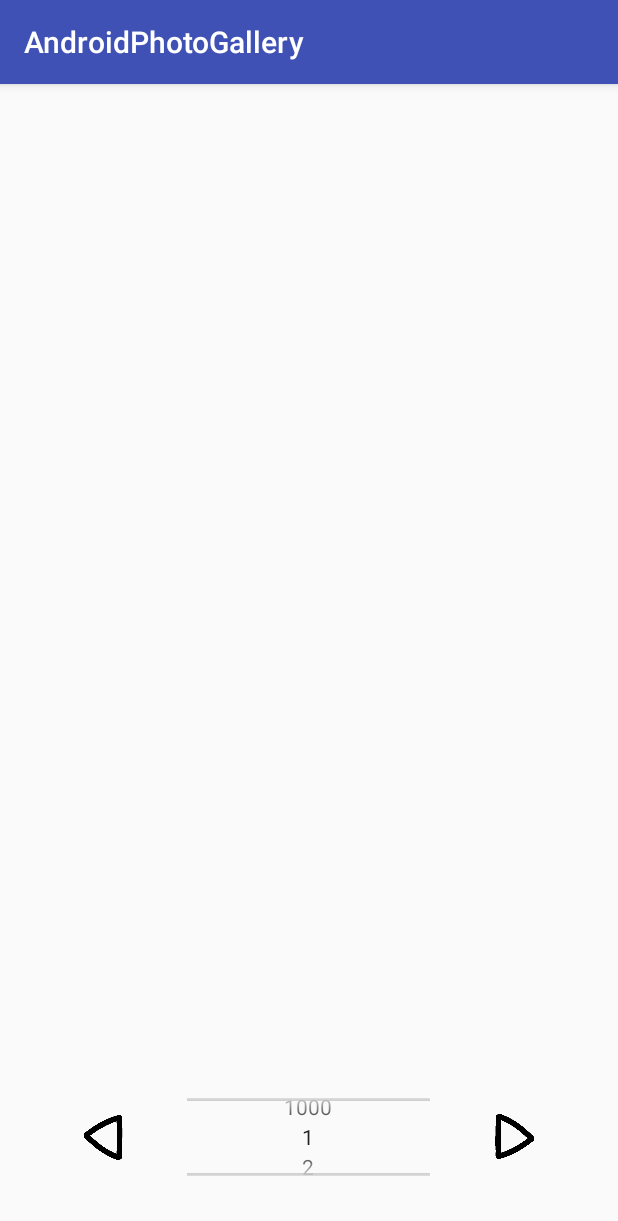
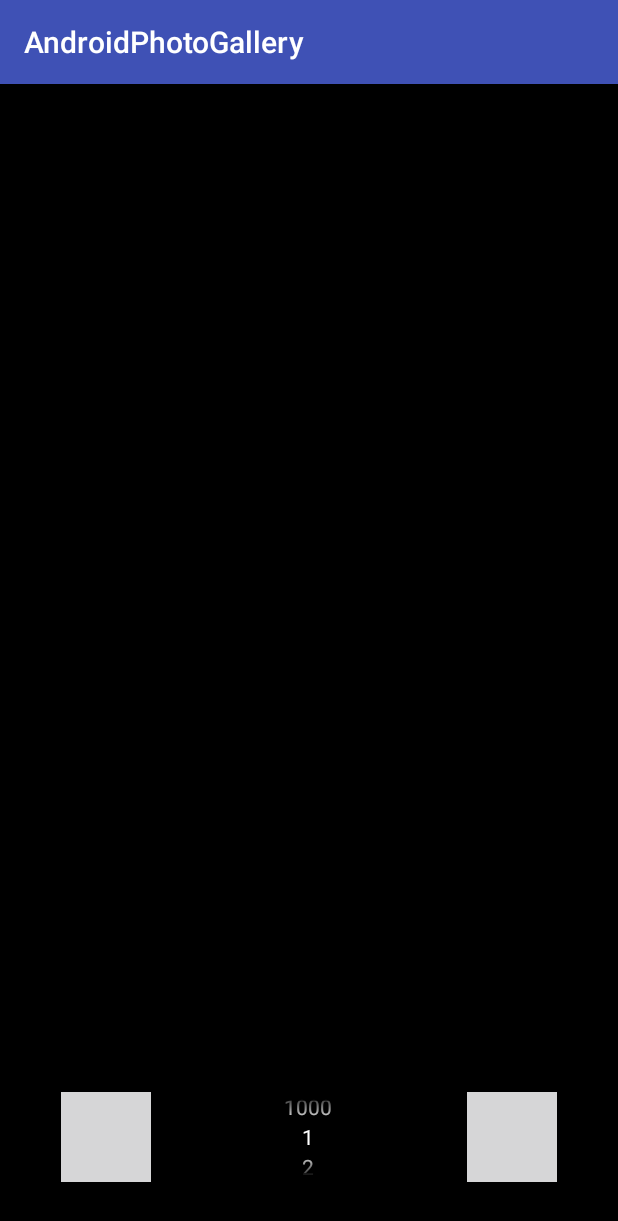
Before and after one commit to VladNamik/AndroidPhotoGallery, an Android app: the screen it shows after launch (MainActivity), on a phone screen of 412 x 824 dp. Shown: the top 1221 px of the screen. Run offline under Robolectric (Android 15) with nearby library versions, the phone set to English and light mode, and no system bars; our stand-ins replace Picasso; pictures from the network do not load; 1 statement that could not run was skipped.

Commit message:
Some style changes

```diff
--- a/app/src/main/java/com/vladnamik/developer/androidphotogallery/activities/MainActivity.java
+++ b/app/src/main/java/com/vladnamik/developer/androidphotogallery/activities/MainActivity.java
@@ -1,20 +1,24 @@
 package com.vladnamik.developer.androidphotogallery.activities;
 
 import android.content.Context;
+import android.graphics.Paint;
+import android.os.Bundle;
+import android.support.v4.content.ContextCompat;
 import android.support.v7.app.AppCompatActivity;
-import android.os.Bundle;
 import android.util.Log;
 import android.view.View;
+import android.widget.EditText;
 import android.widget.GridView;
 import android.widget.NumberPicker;
 import android.widget.Toast;
 
 import com.vladnamik.developer.androidphotogallery.R;
 import com.vladnamik.developer.androidphotogallery.adapters.ImageViewsListAdapter;
+import com.vladnamik.developer.androidphotogallery.api.ImageAPI;
 import com.vladnamik.developer.androidphotogallery.api.entities.Page;
-import com.vladnamik.developer.androidphotogallery.api.ImageAPI;
 import com.vladnamik.developer.androidphotogallery.api.entities.Photo;
 
+import java.lang.reflect.Field;
 import java.util.ArrayList;
 import java.util.List;
 
@@ -26,17 +30,14 @@ import retrofit2.converter.gson.GsonConverterFactory;
 
 public class MainActivity extends AppCompatActivity {
     private static final String MAIN_ACTIVITY_LOG_TAG = "MainActivity";
-
-    private NumberPicker pageNumberPicker;
     private final int pageMinValue = 1;
     private final int pageMaxValue = 1000;
-
+    private final List<Photo> photos = new ArrayList<>();
+    private NumberPicker pageNumberPicker;
     private int currentPageValue;
-
     private ImageAPI service;
     private PageCallBack pageCallBack;
     private ImageViewsListAdapter adapterForImages;
-    private final List<Photo> photos = new ArrayList<>();
 
     @Override
     protected void onCreate(Bundle savedInstanceState) {
@@ -62,6 +63,7 @@ public class MainActivity extends AppCompatActivity {
         pageNumberPicker.setMinValue(pageMinValue);
         pageNumberPicker.setMaxValue(pageMaxValue);
         pageNumberPicker.setValue(currentPageValue);
+        setNumberPickerTextColor(pageNumberPicker, ContextCompat.getColor(this, R.color.mainTextColor));
 
         pageNumberPicker.setOnScrollListener(new NumberPicker.OnScrollListener() {
             @Override
@@ -72,6 +74,27 @@ public class MainActivity extends AppCompatActivity {
                 }
             }
         });
+    }
+
+    //Set text color in NumberPicker object
+    private void setNumberPickerTextColor(NumberPicker numberPicker, int color) {
+        final int count = numberPicker.getChildCount();
+        for (int i = 0; i < count; i++) {
+            View child = numberPicker.getChildAt(i);
+            if (child instanceof EditText) {
+                try {
+                    Field selectorWheelPaintField = numberPicker.getClass()
+                            .getDeclaredField("mSelectorWheelPaint");
+                    selectorWheelPaintField.setAccessible(true);
+                    ((Paint) selectorWheelPaintField.get(numberPicker)).setColor(color);
+                    ((EditText) child).setTextColor(color);
+                    numberPicker.invalidate();
+                    return;
+                } catch (NoSuchFieldException | IllegalAccessException | IllegalArgumentException e) {
+                    Log.w(MAIN_ACTIVITY_LOG_TAG, e);
+                }
+            }
+        }
     }
 
     private void adapterForPhotosInit() {
--- /dev/null
+++ b/app/src/main/java/com/vladnamik/developer/androidphotogallery/views/PageNumberPicker.java
@@ -0,0 +1,14 @@
+package com.vladnamik.developer.androidphotogallery.views;
+
+import android.content.Context;
+import android.widget.NumberPicker;
+
+/**
+ * NumberPicker for main activity
+ */
+public class PageNumberPicker extends NumberPicker {
+    public PageNumberPicker(Context context) {
+        super(context);
+
+    }
+}
--- /dev/null
+++ b/app/src/main/res/drawable/left_arrow.xml
@@ -0,0 +1,5 @@
+<?xml version="1.0" encoding="utf-8"?>
+<selector xmlns:android="http://schemas.android.com/apk/res/android">
+    <item android:drawable="@drawable/left_arrow_pressed" android:state_pressed="true" />
+    <item android:drawable="@drawable/left_arrow_main" />
+</selector>
--- /dev/null
+++ b/app/src/main/res/drawable/right_arrow.xml
@@ -0,0 +1,5 @@
+<?xml version="1.0" encoding="utf-8"?>
+<selector xmlns:android="http://schemas.android.com/apk/res/android">
+    <item android:drawable="@drawable/right_arrow_pressed" android:state_pressed="true" />
+    <item android:drawable="@drawable/right_arrow_main" />
+</selector>
--- a/app/src/main/res/layout/activity_main.xml
+++ b/app/src/main/res/layout/activity_main.xml
@@ -3,6 +3,7 @@
     xmlns:tools="http://schemas.android.com/tools"
     android:layout_width="match_parent"
     android:layout_height="match_parent"
+    android:background="@color/mainBackgroundColor"
     android:orientation="vertical"
     android:paddingBottom="@dimen/activity_vertical_margin"
     android:paddingLeft="@dimen/activity_horizontal_margin"
@@ -23,7 +24,9 @@
     <LinearLayout
         android:layout_width="match_parent"
         android:layout_height="60dp"
+
         android:layout_marginBottom="20dp"
+        android:layout_marginTop="20dp"
         android:orientation="horizontal">
 
         <ImageButton
--- a/app/src/main/res/values/colors.xml
+++ b/app/src/main/res/values/colors.xml
@@ -3,4 +3,6 @@
     <color name="colorPrimary">#3F51B5</color>
     <color name="colorPrimaryDark">#303F9F</color>
     <color name="colorAccent">#FF4081</color>
+    <color name="mainBackgroundColor">#000000</color>
+    <color name="mainTextColor">#FFFFFF</color>
 </resources>
```
Also changed, not shown: app/src/main/res/drawable/left_arrow.png (deleted), app/src/main/res/drawable/right_arrow.png (deleted).
